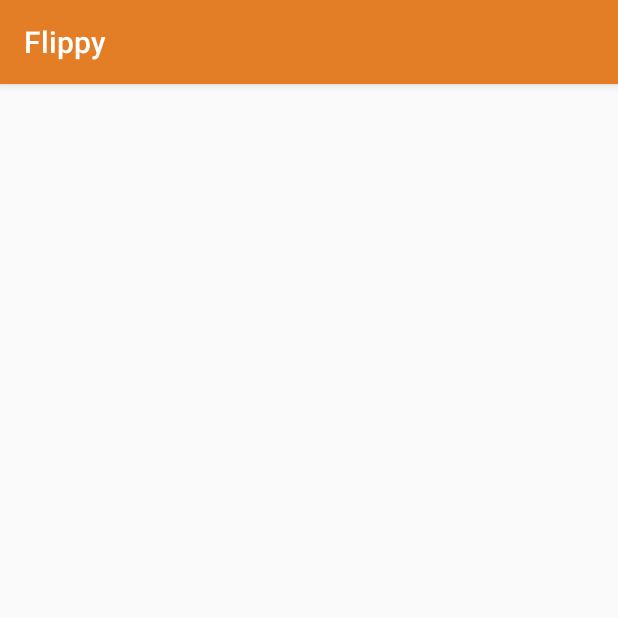
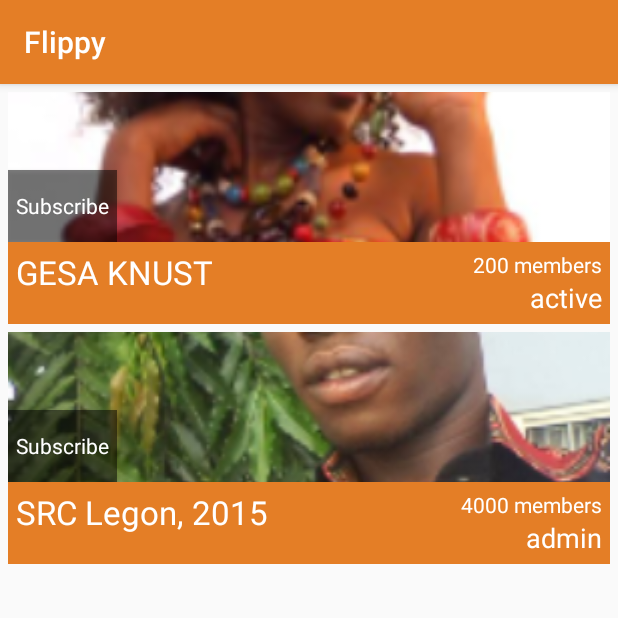
Before and after one commit to jessejohnson/flippy, an Android app: the fragment FragmentCommunities shown on its own in the app's theme, on a phone screen of 412 x 824 dp, the top half of it. Run offline under Robolectric (Android 15) with nearby library versions, the phone set to English and light mode, and no system bars.

Commit message:
Added some twiks so that the channel adapter can be used both for the user channels and the community channels

```diff
--- a/Flippy/app/src/main/java/com/jojo/flippy/adapter/CustomChannel.java
+++ b/Flippy/app/src/main/java/com/jojo/flippy/adapter/CustomChannel.java
@@ -10,6 +10,7 @@ import android.view.LayoutInflater;
 import android.view.View;
 import android.view.ViewGroup;
 import android.widget.ArrayAdapter;
+import android.widget.Button;
 import android.widget.ImageView;
 import android.widget.TextView;
 
@@ -20,11 +21,13 @@ import java.util.List;
 public class CustomChannel extends ArrayAdapter<ChannelItem> {
 
     Context context;
+    private  boolean isUserChannel;
 
     public CustomChannel(Context context, int resourceId,
-                         List<ChannelItem> items) {
+                         List<ChannelItem> items,boolean isUserChannels) {
         super(context, resourceId, items);
         this.context = context;
+        this.isUserChannel=isUserChannels;
     }
 
     /*private view holder class*/
@@ -33,6 +36,7 @@ public class CustomChannel extends ArrayAdapter<ChannelItem> {
         TextView textViewChannelName;
         TextView textViewNumberOfMembers;
         TextView textViewStatus;
+        Button buttonSubscriptionState;
     }
 
     public View getView(int position, View convertView, ViewGroup parent) {
@@ -48,6 +52,7 @@ public class CustomChannel extends ArrayAdapter<ChannelItem> {
             holder.textViewChannelName = (TextView) convertView.findViewById(R.id.textViewChannelNameCustom);
             holder.imageView = (ImageView) convertView.findViewById(R.id.imageViewCommunityChannel);
             holder.textViewStatus =(TextView)convertView.findViewById(R.id.textViewChannelStatusCustom);
+            holder.buttonSubscriptionState = (Button)convertView.findViewById(R.id.buttonSubscriptionState);
             convertView.setTag(holder);
         } else
             holder = (ViewHolder) convertView.getTag();
@@ -57,6 +62,10 @@ public class CustomChannel extends ArrayAdapter<ChannelItem> {
         holder.imageView.setImageResource(rowItem.getImageId());
         holder.textViewStatus.setText(rowItem.getStatus());
 
+        //check to see if the adapter displays only user channel, then set the subscription button to invisible state
+         if(isUserChannel){
+             holder.buttonSubscriptionState.setVisibility(convertView.GONE);
+         }
         return convertView;
     }
 }
--- a/Flippy/app/src/main/java/com/jojo/flippy/core/FragmentChannel.java
+++ b/Flippy/app/src/main/java/com/jojo/flippy/core/FragmentChannel.java
@@ -47,7 +47,7 @@ public class FragmentChannel extends Fragment {
 
         ChannelListView = (ListView)view.findViewById(R.id.listViewChannels);
         CustomChannel adapter = new CustomChannel(getActivity(),
-                R.layout.channel_listview, rowItems);
+                R.layout.channel_listview, rowItems,true);
         ChannelListView.setAdapter(adapter);
 
         return view;
--- a/Flippy/app/src/main/java/com/jojo/flippy/core/FragmentCommunities.java
+++ b/Flippy/app/src/main/java/com/jojo/flippy/core/FragmentCommunities.java
@@ -5,14 +5,23 @@ import android.os.Bundle;
 import android.view.LayoutInflater;
 import android.view.View;
 import android.view.ViewGroup;
+import android.widget.ListView;
 
+import com.jojo.flippy.adapter.ChannelItem;
+import com.jojo.flippy.adapter.CustomChannel;
 import com.jojo.flippy.app.R;
+
+import java.util.ArrayList;
+import java.util.List;
 
 /**
  * Created by bright on 6/10/14.
  */
 
 public class FragmentCommunities extends Fragment {
+    private ListView listViewCommunity;
+    //Instance of the channel item
+    List<ChannelItem> rowItems;
 
 
     public FragmentCommunities() {
@@ -26,6 +35,19 @@ public class FragmentCommunities extends Fragment {
         View view = inflater.inflate(R.layout.fragment_communities, container,
                 false);
 
+        //Loading the list with a dummy data
+        rowItems = new ArrayList<ChannelItem>();
+        ChannelItem item = new ChannelItem(R.drawable.sample_user, "GESA KNUST", "200 members","active");
+        ChannelItem item1 = new ChannelItem(R.drawable.user_profile, "SRC Legon, 2015", "4000 members","admin");
+        rowItems.add(item);
+        rowItems.add(item1);
+
+
+        listViewCommunity = (ListView)view.findViewById(R.id.listViewCommunity);
+        CustomChannel adapter = new CustomChannel(getActivity(),
+                R.layout.channel_listview, rowItems,false);
+        listViewCommunity.setAdapter(adapter);
+
 
         return view;
     }
--- a/Flippy/app/src/main/res/layout/channel_listview.xml
+++ b/Flippy/app/src/main/res/layout/channel_listview.xml
@@ -11,24 +11,45 @@
         android:layout_width="match_parent"
         android:layout_height="wrap_content"
         android:layout_alignParentTop="true"
+        android:layout_centerHorizontal="true"
         android:background="@drawable/drop_shadow"
         android:descendantFocusability="afterDescendants"
-        android:layout_centerHorizontal="true"
         android:orientation="vertical">
 
-        <ImageView
-            android:id="@+id/imageViewCommunityChannel"
+        <FrameLayout
             android:layout_width="match_parent"
-            android:layout_height="100dp"
-            android:scaleType="centerCrop"
-            android:contentDescription="@string/app_name" />
+            android:layout_height="wrap_content">
+
+            <ImageView
+                android:id="@+id/imageViewCommunityChannel"
+                android:layout_width="match_parent"
+                android:layout_height="100dp"
+                android:contentDescription="@string/app_name"
+                android:scaleType="centerCrop" />
+
+            <Button
+                style="?android:attr/buttonStyleSmall"
+                android:layout_width="wrap_content"
+                android:paddingTop="@dimen/margin_two"
+                android:textAppearance="?android:attr/textAppearanceSmall"
+                android:paddingBottom="@dimen/margin_two"
+                android:paddingRight="@dimen/margin_five"
+                android:paddingLeft="@dimen/margin_five"
+                android:layout_height="wrap_content"
+                android:textColor="@color/flippy_white"
+                android:background="@android:drawable/screen_background_dark_transparent"
+                android:text="@string/subscription_state_true"
+                android:id="@+id/buttonSubscriptionState"
+                android:layout_gravity="left|bottom" />
+        </FrameLayout>
+
 
         <LinearLayout
             android:layout_width="match_parent"
             android:layout_height="wrap_content"
             android:background="@color/flippy_orange"
             android:orientation="horizontal"
-            android:padding="@dimen/margin_ten"
+            android:padding="@dimen/margin_five"
             android:weightSum="3">
 
             <LinearLayout
@@ -41,9 +62,9 @@
                     android:layout_width="wrap_content"
                     android:layout_height="wrap_content"
                     android:gravity="left"
-                    android:textColor="@color/flippy_white"
                     android:text="@string/default_channel_name"
-                    android:textAppearance="?android:attr/textAppearanceLarge" />
+                    android:textAppearance="?android:attr/textAppearanceLarge"
+                    android:textColor="@color/flippy_white" />
 
             </LinearLayout>
 
@@ -58,19 +79,19 @@
                     android:id="@+id/textViewChannelStatusCustom"
                     android:layout_width="wrap_content"
                     android:layout_height="wrap_content"
-                    android:textColor="@color/flippy_white"
                     android:layout_gravity="right"
                     android:text="@string/default_channel_status"
-                    android:textAppearance="?android:attr/textAppearanceSmall" />
+                    android:textAppearance="?android:attr/textAppearanceSmall"
+                    android:textColor="@color/flippy_white" />
 
                 <TextView
                     android:id="@+id/textViewChannelMembersCustom"
                     android:layout_width="wrap_content"
+                    android:layout_height="wrap_content"
                     android:layout_gravity="right"
-                    android:layout_height="wrap_content"
-                    android:textColor="@color/flippy_white"
                     android:text="@string/default_channel_number"
-                    android:textAppearance="?android:attr/textAppearanceMedium" />
+                    android:textAppearance="?android:attr/textAppearanceMedium"
+                    android:textColor="@color/flippy_white" />
             </LinearLayout>
         </LinearLayout>
     </LinearLayout>
--- a/Flippy/app/src/main/res/layout/fragment_channel.xml
+++ b/Flippy/app/src/main/res/layout/fragment_channel.xml
@@ -11,7 +11,7 @@
         android:layout_height="match_parent"
         android:id="@+id/listViewChannels"
         android:divider="@null"
-        android:dividerHeight="@dimen/margin_ten"
+        android:dividerHeight="@dimen/margin_five"
         android:headerDividersEnabled="true"
         android:footerDividersEnabled="true"
         android:choiceMode="singleChoice"
--- a/Flippy/app/src/main/res/layout/fragment_communities.xml
+++ b/Flippy/app/src/main/res/layout/fragment_communities.xml
@@ -2,20 +2,18 @@
 <LinearLayout xmlns:android="http://schemas.android.com/apk/res/android"
     android:layout_width="match_parent"
     android:layout_height="match_parent"
+    android:layout_margin="@dimen/margin_five"
     android:orientation="horizontal"
     >
 
-    <ImageView
-        android:id="@+id/frag1_icon"
+    <ListView
         android:layout_width="wrap_content"
         android:layout_height="wrap_content"
-        />
-
-    <TextView
-        android:id="@+id/frag1_text"
-        android:layout_width="wrap_content"
-        android:layout_height="wrap_content"
-        android:layout_marginLeft="10dp"
-        android:textAppearance="?android:attr/textAppearanceLarge" />
-
+        android:id="@+id/listViewCommunity"
+        android:divider="@null"
+        android:dividerHeight="@dimen/margin_five"
+        android:headerDividersEnabled="true"
+        android:footerDividersEnabled="true"
+        android:choiceMode="singleChoice"
+        android:layout_weight="1" />
 </LinearLayout>
--- a/Flippy/app/src/main/res/values/strings.xml
+++ b/Flippy/app/src/main/res/values/strings.xml
@@ -68,6 +68,8 @@
     <string name="default_channel_number">10 members</string>
     <string name="manage_channel">Manage Channels</string>
     <string name="add_channel">Add A Channel</string>
+    <string name="subscription_state_true">Subscribe</string>
+    <string name="subscription_state_false">Unsubscribe</string>
 
     <!-- The facebook application id -->
     <string name="app_id">305971362902085</string>
```
Also changed, not shown: Flippy/app/src/main/res/drawable/flippy_button_twitter.xml (deleted, +0 -22 lines), Flippy/app/src/main/res/layout/custom_drawer_item.xml (+18 -8 lines).
